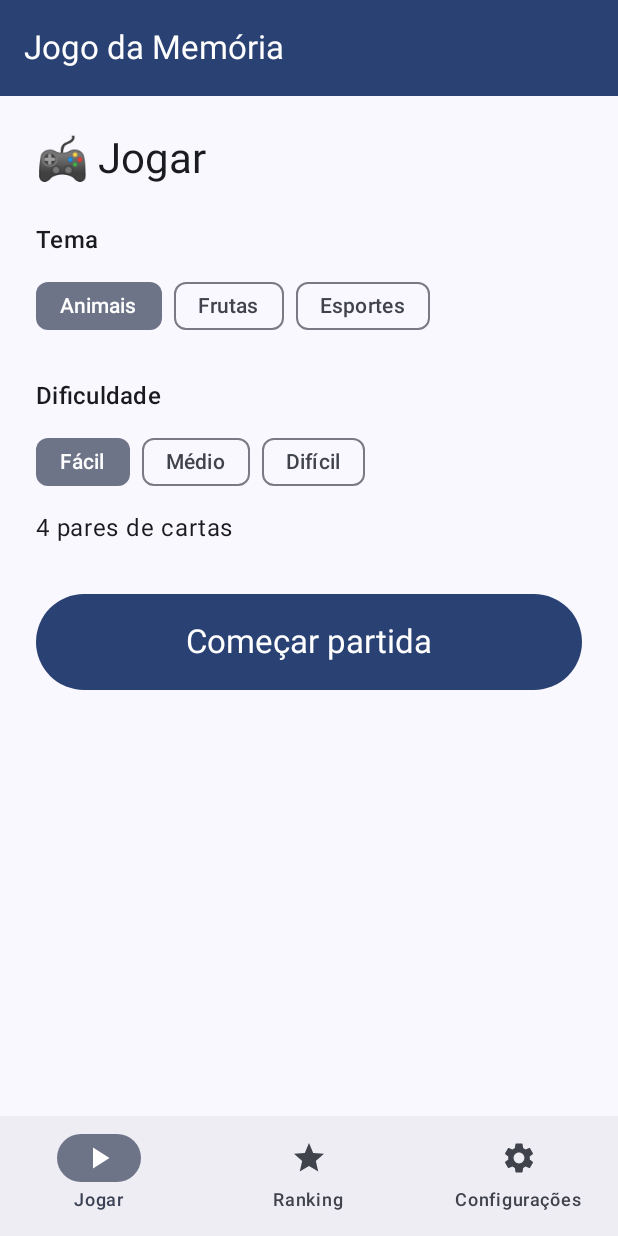
After one commit to brennoant/jogo-da-memoria-grupo6, an Android app built with Jetpack Compose: the composable TelaJogador shown on its own in the app's theme, on a phone screen of 412 x 824 dp. The commit adds this screen. Run offline under Robolectric (Android 15) with nearby library versions, the phone set to English and light mode, and no system bars.

Commit message:
navegacao: adiciona bottom bar das abas, liga as telas no appnavigation

```diff
--- a/app/build.gradle.kts
+++ b/app/build.gradle.kts
@@ -31,7 +31,6 @@ android {
 }
 
 dependencies {
-    // Room3 (banco local) - mesmo padrão do banco-02 do professor
     val room_version = "3.0.3"
     implementation("androidx.room3:room3-runtime:$room_version")
     ksp("androidx.room3:room3-compiler:$room_version")
@@ -43,7 +42,6 @@ dependencies {
     // Permite usar .await() nas chamadas do Firebase dentro de coroutines
     implementation("org.jetbrains.kotlinx:kotlinx-coroutines-play-services:1.10.2")
 
-    // ViewModel dentro do Compose: viewModel() e collectAsStateWithLifecycle()
     implementation(libs.androidx.lifecycle.viewmodel.compose)
     implementation(libs.androidx.lifecycle.runtime.compose)
 
--- a/app/src/main/java/com/example/jogodamemoria/Constantes.kt
+++ b/app/src/main/java/com/example/jogodamemoria/Constantes.kt
@@ -1,7 +1,4 @@
 package com.example.jogodamemoria
-
-// Valores fixos usados pelo app inteiro. Ninguém digita "FACIL" ou "Animais" solto no código:
-// todo mundo usa estas constantes, assim não existe um "Facil" de um jeito e "Fácil" de outro.
 
 object Perfis {
     const val JOGADOR = "JOGADOR"
@@ -21,21 +18,18 @@ object Dificuldades {
     const val DIFICIL = "DIFICIL"
     val TODAS = listOf(FACIL, MEDIO, DIFICIL)
 
-    // Quantos pares de cartas cada dificuldade usa
     fun pares(dificuldade: String): Int = when (dificuldade) {
         MEDIO -> 6
         DIFICIL -> 8
         else -> 4
     }
 
-    // Multiplicador da pontuação
     fun multiplicador(dificuldade: String): Int = when (dificuldade) {
         MEDIO -> 2
         DIFICIL -> 3
         else -> 1
     }
 
-    // Texto com acento que aparece na tela (o valor sem acento é o que viaja na rota)
     fun nomeExibicao(dificuldade: String): String = when (dificuldade) {
         MEDIO -> "Médio"
         DIFICIL -> "Difícil"
--- a/app/src/main/java/com/example/jogodamemoria/MainActivity.kt
+++ b/app/src/main/java/com/example/jogodamemoria/MainActivity.kt
@@ -10,7 +10,6 @@ import androidx.compose.ui.Modifier
 import com.example.jogodamemoria.ui.navegacao.AppNavigation
 import com.example.jogodamemoria.ui.theme.JogoDaMemoriaTheme
 
-// Primeira coisa que roda quando o app abre
 class MainActivity : ComponentActivity() {
     override fun onCreate(savedInstanceState: Bundle?) {
         super.onCreate(savedInstanceState)
@@ -18,7 +17,6 @@ class MainActivity : ComponentActivity() {
         setContent {
             JogoDaMemoriaTheme {
                 Surface(modifier = Modifier.fillMaxSize()) {
-                    // A partir daqui quem decide qual tela aparece é o AppNavigation
                     AppNavigation()
                 }
             }
--- /dev/null
+++ b/app/src/main/java/com/example/jogodamemoria/ui/navegacao/BottomNavBar.kt
@@ -0,0 +1,61 @@
+package com.example.jogodamemoria.ui.navegacao
+
+import androidx.compose.material.icons.Icons
+import androidx.compose.material.icons.filled.PlayArrow
+import androidx.compose.material.icons.filled.Settings
+import androidx.compose.material.icons.filled.Star
+import androidx.compose.material3.Icon
+import androidx.compose.material3.MaterialTheme
+import androidx.compose.material3.NavigationBar
+import androidx.compose.material3.NavigationBarItem
+import androidx.compose.material3.Text
+import androidx.compose.runtime.Composable
+import androidx.compose.runtime.getValue
+import androidx.compose.ui.tooling.preview.Preview
+import androidx.navigation.NavHostController
+import androidx.navigation.compose.currentBackStackEntryAsState
+import androidx.navigation.compose.rememberNavController
+
+@Composable
+fun BottomNavBar(navInterno: NavHostController) {
+    val backStackEntry by navInterno.currentBackStackEntryAsState()
+    val rotaAtual = backStackEntry?.destination?.route
+
+    fun abrirAba(rota: String) {
+        navInterno.navigate(rota) {
+            popUpTo(RotasAbas.ABA_JOGAR)
+            launchSingleTop = true
+        }
+    }
+
+    NavigationBar {
+        NavigationBarItem(
+            selected = rotaAtual == RotasAbas.ABA_JOGAR,
+            onClick  = { abrirAba(RotasAbas.ABA_JOGAR) },
+            icon     = { Icon(Icons.Default.PlayArrow, contentDescription = "Jogar") },
+            label    = { Text("Jogar") }
+        )
+
+        NavigationBarItem(
+            selected = rotaAtual == RotasAbas.ABA_RANKING,
+            onClick  = { abrirAba(RotasAbas.ABA_RANKING) },
+            icon     = { Icon(Icons.Default.Star, contentDescription = "Ranking") },
+            label    = { Text("Ranking") }
+        )
+
+        NavigationBarItem(
+            selected = rotaAtual == RotasAbas.ABA_CONFIG,
+            onClick  = { abrirAba(RotasAbas.ABA_CONFIG) },
+            icon     = { Icon(Icons.Default.Settings, contentDescription = "Configurações") },
+            label    = { Text("Configurações") }
+        )
+    }
+}
+
+@Preview(showBackground = true)
+@Composable
+fun BottomNavBarPreview() {
+    MaterialTheme {
+        BottomNavBar(navInterno = rememberNavController())
+    }
+}
--- a/app/src/main/java/com/example/jogodamemoria/ui/navegacao/Rotas.kt
+++ b/app/src/main/java/com/example/jogodamemoria/ui/navegacao/Rotas.kt
@@ -1,6 +1,5 @@
 package com.example.jogodamemoria.ui.navegacao
 
-// Endereços das telas. O que está entre { } é um argumento que viaja junto na rota.
 object Rotas {
     const val INICIAL  = "inicial"
     const val JOGADOR  = "jogador"
@@ -8,12 +7,10 @@ object Rotas {
     const val DETALHES = "detalhes/{id}"
     const val ADMIN    = "admin"
 
-    // Montam a rota já com os valores, ex.: jogo("Animais", "FACIL") -> "jogo/Animais/FACIL"
     fun jogo(tema: String, dificuldade: String) = "jogo/$tema/$dificuldade"
     fun detalhes(id: Int) = "detalhes/$id"
 }
 
-// Rotas do NavController interno, que só troca as abas da TelaJogador
 object RotasAbas {
     const val ABA_JOGAR   = "aba_jogar"
     const val ABA_RANKING = "aba_ranking"
--- /dev/null
+++ b/app/src/main/java/com/example/jogodamemoria/ui/navegacao/TelaJogador.kt
@@ -0,0 +1,86 @@
+package com.example.jogodamemoria.ui.navegacao
+
+import androidx.compose.foundation.layout.padding
+import androidx.compose.material3.ExperimentalMaterial3Api
+import androidx.compose.material3.MaterialTheme
+import androidx.compose.material3.Scaffold
+import androidx.compose.material3.Text
+import androidx.compose.material3.TopAppBar
+import androidx.compose.material3.TopAppBarDefaults
+import androidx.compose.runtime.Composable
+import androidx.compose.ui.Modifier
+import androidx.compose.ui.tooling.preview.Preview
+import androidx.lifecycle.viewmodel.compose.viewModel
+import androidx.navigation.NavHostController
+import androidx.navigation.compose.NavHost
+import androidx.navigation.compose.composable
+import androidx.navigation.compose.rememberNavController
+import com.example.jogodamemoria.ui.jogar.AbaJogar
+import com.example.jogodamemoria.ui.ranking.AbaRanking
+import com.example.jogodamemoria.ui.sessao.AbaConfiguracoes
+import com.example.jogodamemoria.ui.sessao.SessaoViewModel
+
+@OptIn(ExperimentalMaterial3Api::class)
+@Composable
+fun TelaJogador(navController: NavHostController, sessao: SessaoViewModel) {
+    val navInterno = rememberNavController()
+
+    Scaffold(
+        topBar = {
+            TopAppBar(
+                title = { Text("Jogo da Memória") },
+                colors = TopAppBarDefaults.topAppBarColors(
+                    containerColor = MaterialTheme.colorScheme.primary,
+                    titleContentColor = MaterialTheme.colorScheme.onPrimary
+                )
+            )
+        },
+        bottomBar = {
+            BottomNavBar(navInterno = navInterno)
+        }
+    ) { padding ->
+
+        NavHost(
+            navController = navInterno,
+            startDestination = RotasAbas.ABA_JOGAR,
+            modifier = Modifier.padding(padding)
+        ) {
+            composable(RotasAbas.ABA_JOGAR) {
+                AbaJogar(
+                    viewModel = sessao,
+                    onJogar = { tema, dificuldade ->
+                        navController.navigate(Rotas.jogo(tema, dificuldade))
+                    }
+                )
+            }
+
+            composable(RotasAbas.ABA_RANKING) {
+                AbaRanking(
+                    onAbrirDetalhes = { id -> navController.navigate(Rotas.detalhes(id)) }
+                )
+            }
+
+            composable(RotasAbas.ABA_CONFIG) {
+                AbaConfiguracoes(
+                    viewModel = sessao,
+                    onTrocarPerfil = {
+                        navController.navigate(Rotas.INICIAL) {
+                            popUpTo(Rotas.INICIAL) { inclusive = true }
+                        }
+                    }
+                )
+            }
+        }
+    }
+}
+
+@Preview(showBackground = true, showSystemUi = true)
+@Composable
+fun TelaJogadorPreview() {
+    MaterialTheme {
+        TelaJogador(
+            navController = rememberNavController(),
+            sessao = viewModel()
+        )
+    }
+}
```
Also changed, not shown: app/src/main/java/com/example/jogodamemoria/ui/navegacao/AppNavigation.kt (+86 -36 lines), app/src/main/java/com/example/jogodamemoria/ui/navegacao/TelaProvisoria.kt (deleted, +0 -39 lines), app/src/main/java/com/example/jogodamemoria/ui/sessao/AbaConfiguracoes.kt (+0 -19 lines), app/src/main/java/com/example/jogodamemoria/ui/sessao/SessaoUiState.kt (+0 -9 lines), app/src/main/java/com/example/jogodamemoria/ui/sessao/SessaoViewModel.kt (+0 -16 lines), app/src/main/java/com/example/jogodamemoria/ui/sessao/TelaInicial.kt (+0 -12 lines).
